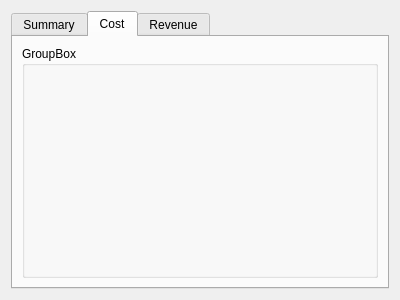
Above: src/ui/section/SummarySection/summarysection.ui from Arklog/x4StationGenerator before the change. Below: the same form after it.
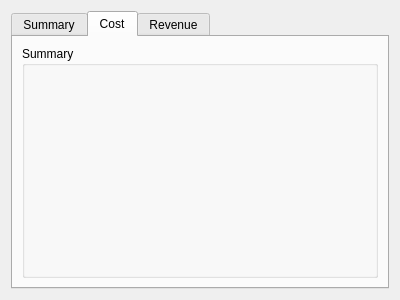
That is the form after the change.

```diff
--- a/src/ui/section/SummarySection/summarysection.ui
+++ b/src/ui/section/SummarySection/summarysection.ui
@@ -32,7 +32,7 @@
        <item row="0" column="0">
         <widget class="QGroupBox" name="modules_group">
          <property name="title">
-          <string>GroupBox</string>
+          <string>Summary</string>
          </property>
          <layout class="QFormLayout" name="module_group_layout"/>
         </widget>
```
